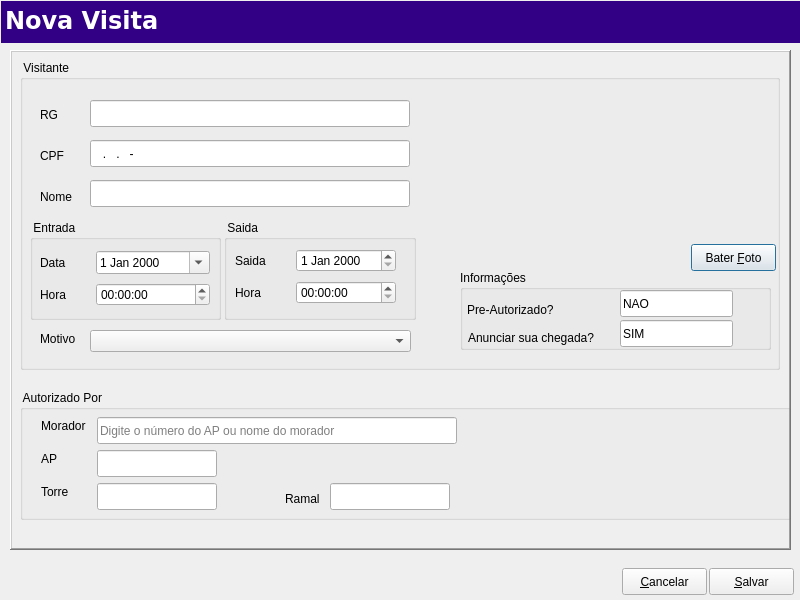
Above: Projects/Blink/Plugins/visit/editvisit.ui from MarcoBueno1/qrad before the change. Below: the same form after it.
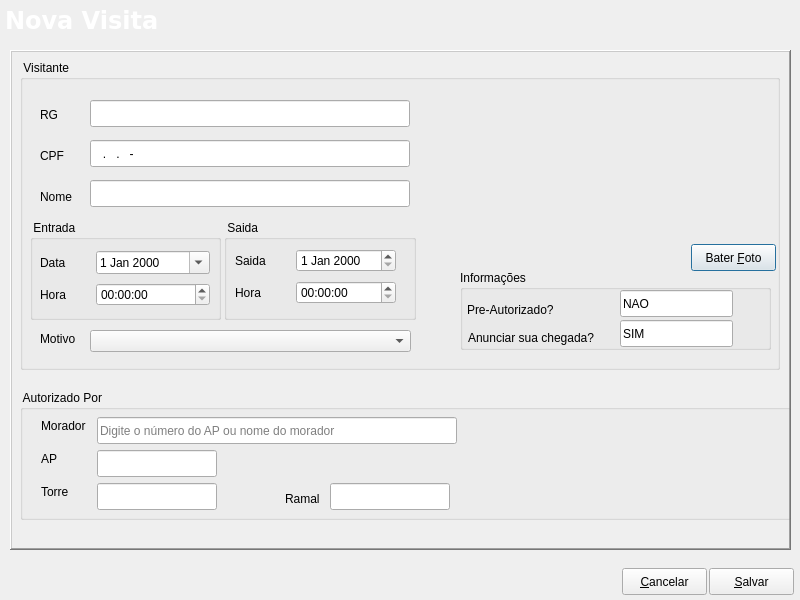
That is the form after the change. Icons and pictures are not drawn. Custom widgets are drawn as their Qt base class.

What changed in the file:
```diff
--- a/Projects/Blink/Plugins/visit/editvisit.ui
+++ b/Projects/Blink/Plugins/visit/editvisit.ui
@@ -533,7 +533,7 @@
     </size>
    </property>
    <property name="styleSheet">
-    <string notr="true">background-color: rgb(50, 0, 133);</string>
+    <string notr="true">image: url(:/png/barra-superior-ok.jpg);</string>
    </property>
    <property name="frameShadow">
     <enum>QFrame::Raised</enum>
```
Left out of the diff: 9 changed lines with no effect on the pictures.
